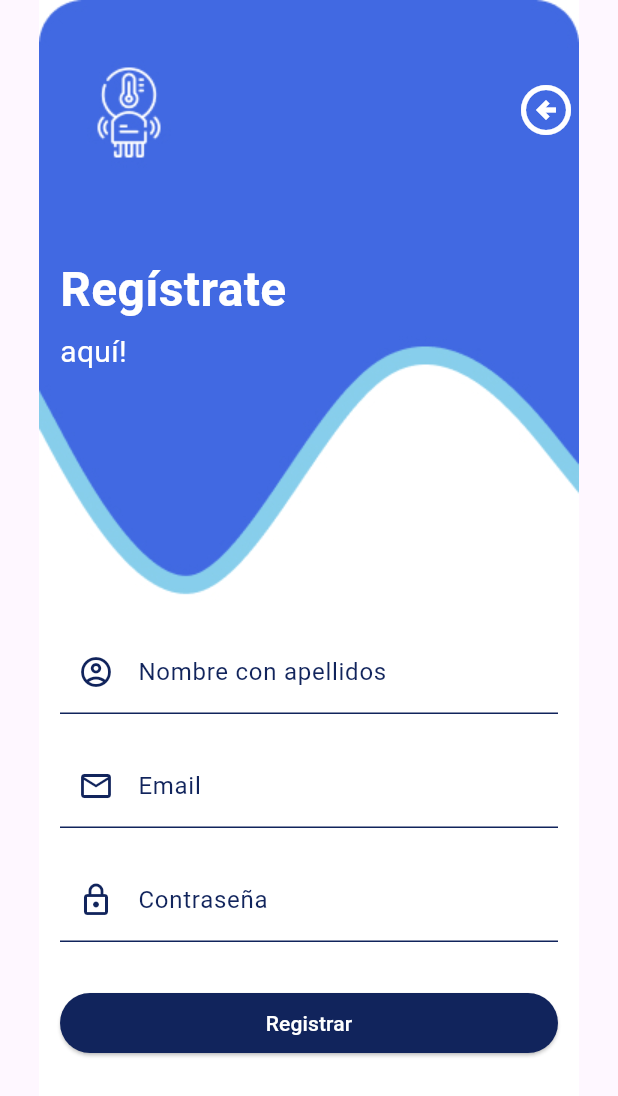
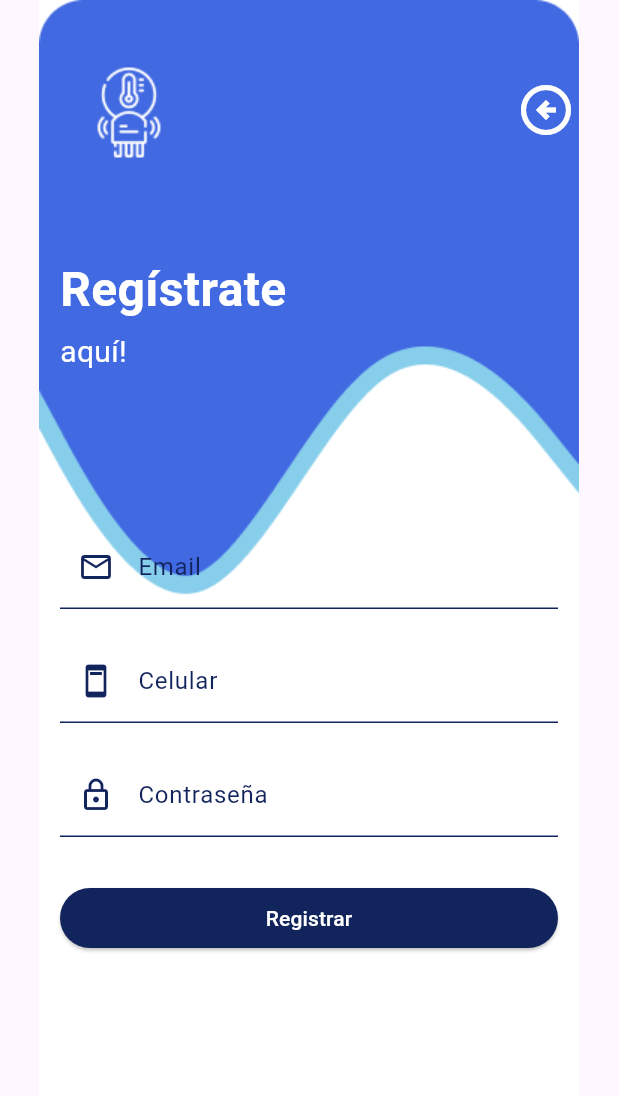
Before and after one commit to ESLEDA/flutterAppSp32, a Flutter app: the RegisterPage screen opened by its route, after a tap on "Registrar", on a phone screen of 412 x 824 dp. Shown: the top 1096 px of the screen. Run offline on Flutter 3.47's test engine with Material 3 defaults, Android fonts, the phone set to English and light mode, and no system bars; our stand-ins replace get; network calls fail.

```diff
--- /dev/null
+++ b/lib/pages/registroPage/data/datasource/registrar.dart
@@ -0,0 +1,39 @@
+import 'dart:convert';
+import 'package:flutter/material.dart';
+import 'package:http/http.dart' as http;
+
+void register({
+  required BuildContext context, // Añade el contexto como un argumento
+  required String email,
+  required String password,
+  required String phone_number,
+}) async {
+  String apiUrl = 'http://10.0.2.2:3005/api/user/create/';
+
+  Map<String, String> datos = {
+    'email': email,
+    'password': password,
+    'phone_number': phone_number,
+  };
+
+  try {
+    http.Response respuesta = await http.post(
+      Uri.parse(apiUrl),
+      body: jsonEncode(datos),
+      headers: {"Content-Type": "application/json"},
+    );
+
+    if (respuesta.statusCode == 200) {
+      print('Los datos se enviaron correctamente a la API');
+      print('Respuesta de la API: ${respuesta.body}');
+
+      // Redirige al usuario a la página de inicio de sesión
+      Navigator.pushNamed(context, '/'); // Asegúrate de que '/login' es la ruta correcta para la página de inicio de sesión
+    } else {
+      print('Error al enviar los datos a la API');
+      print('Código de estado: ${respuesta.statusCode}');
+    }
+  } catch (error) {
+    print('Error: $error');
+  }
+}
--- a/lib/pages/registroPage/register_page.dart
+++ b/lib/pages/registroPage/register_page.dart
@@ -1,11 +1,10 @@
 import 'package:flutter/material.dart';
+import 'package:flutter_application_1/pages/registroPage/data/datasource/registrar.dart';
 import 'package:flutter_application_1/pages/registroPage/register_controller.dart';
 import 'package:get/get.dart';
 
 class RegisterPage extends StatefulWidget {
-  const RegisterPage({super.key});
-
-
+  const RegisterPage({Key? key}) : super(key: key);
 
   @override
   State<RegisterPage> createState() => _RegisterPageState();
@@ -13,17 +12,27 @@ class RegisterPage extends StatefulWidget {
 
 class _RegisterPageState extends State<RegisterPage> {
   final RegisterController regCon = Get.put(RegisterController());
+  final TextEditingController nombreController = TextEditingController();
+  final TextEditingController emailController = TextEditingController();
+  final TextEditingController celularController = TextEditingController();
+  final TextEditingController contrasenaController = TextEditingController();
 
   @override
   Widget build(BuildContext context) {
-    return const Scaffold(
+    return Scaffold(
       body: Stack(
         children: [
           _ImageCover(),
           _Subtitulo('Regístrate', top: 170.0, left: 40.0, fontSize: 32.0, fontWeight: FontWeight.bold),
           _Subtitulo('aquí!', top: 220.0, left: 40.0, fontSize: 20.0, fontWeight: FontWeight.w400),
           _BtnParaRegresar(),
-          _BoxFormulario(top: 400.0), // Aquí ajustas la posición vertical
+          _BoxFormulario(
+            nombreController: nombreController,
+            emailController: emailController,
+            celularController: celularController,
+            contrasenaController: contrasenaController,
+            top: 330.0,
+          ),
         ],
       ),
     );
@@ -84,7 +93,6 @@ class _Subtitulo extends StatelessWidget {
   }
 }
 
-
 class _BtnParaRegresar extends StatelessWidget {
   const _BtnParaRegresar();
 
@@ -92,9 +100,7 @@ class _BtnParaRegresar extends StatelessWidget {
   Widget build(BuildContext context) {
     return Positioned(
       top: 45.0,
-      //left: 20.0,
       right: 20.0,
-
       child: IconButton(
         icon: const Icon(Icons.arrow_circle_left_outlined, color: Colors.white, ),
         onPressed: () => Get.find<RegisterController>().goToHomePage(),
@@ -104,11 +110,20 @@ class _BtnParaRegresar extends StatelessWidget {
   }
 }
 
-
 class _BoxFormulario extends StatelessWidget {
+  final TextEditingController nombreController;
+  final TextEditingController emailController;
+  final TextEditingController celularController;
+  final TextEditingController contrasenaController;
   final double top;
 
-  const _BoxFormulario({this.top = 250.0}); // Valor predeterminado en caso de que no se proporcione
+  const _BoxFormulario({
+    required this.nombreController,
+    required this.emailController,
+    required this.celularController,
+    required this.contrasenaController,
+    this.top = 250.0,
+  });
 
   @override
   Widget build(BuildContext context) {
@@ -125,21 +140,7 @@ class _BoxFormulario extends StatelessWidget {
             crossAxisAlignment: CrossAxisAlignment.stretch,
             children: <Widget>[
               TextField(
-                decoration: InputDecoration(
-                  labelText: 'Nombre con apellidos',
-                  prefixIcon: Icon(Icons.account_circle_outlined, color: customColor),
-                  labelStyle: TextStyle(color: customColor),
-                  focusedBorder: UnderlineInputBorder(
-                    borderSide: BorderSide(color: customColor),
-                  ),
-                  enabledBorder: UnderlineInputBorder(
-                    borderSide: BorderSide(color: customColor),
-                  ),
-                ),
-                keyboardType: TextInputType.name,
-              ),
-              const SizedBox(height: 20),
-              TextField(
+                controller: emailController,
                 decoration: InputDecoration(
                   labelText: 'Email',
                   prefixIcon: Icon(Icons.markunread_outlined, color: customColor),
@@ -155,6 +156,23 @@ class _BoxFormulario extends StatelessWidget {
               ),
               const SizedBox(height: 20),
               TextField(
+                controller: celularController,
+                decoration: InputDecoration(
+                  labelText: 'Celular',
+                  prefixIcon: Icon(Icons.ad_units, color: customColor),
+                  labelStyle: TextStyle(color: customColor),
+                  focusedBorder: UnderlineInputBorder(
+                    borderSide: BorderSide(color: customColor),
+                  ),
+                  enabledBorder: UnderlineInputBorder(
+                    borderSide: BorderSide(color: customColor),
+                  ),
+                ),
+                keyboardType: TextInputType.phone,
+              ),
+              const SizedBox(height: 20),
+              TextField(
+                controller: contrasenaController,
                 decoration: InputDecoration(
                   labelText: 'Contraseña',
                   prefixIcon: Icon(Icons.https_outlined, color: customColor),
@@ -170,16 +188,23 @@ class _BoxFormulario extends StatelessWidget {
               ),
               const SizedBox(height: 30),
               ElevatedButton(
-                onPressed: () => Get.find<RegisterController>().goToHomePage(),
+  onPressed: () {
+    register(
+      context: context, // Pasa el contexto a la función register
+      email: emailController.text,
+      password: contrasenaController.text,
+      phone_number: celularController.text,
+    );
+  },
   style: ElevatedButton.styleFrom(
     backgroundColor: customColor, // Cambia el color del botón
-
   ),
   child: const Text(
     'Registrar',
     style: TextStyle(color: Colors.white), // Cambia el color del texto a blanco
   ),
 ),
+
             ],
           ),
         ),
--- a/pubspec.yaml
+++ b/pubspec.yaml
@@ -38,10 +38,12 @@ dependencies:
   # Use with the CupertinoIcons class for iOS style icons.
   cupertino_icons: ^1.0.6
   get: ^4.6.6
+  http: ^1.2.1
 
 dev_dependencies:
   flutter_test:
     sdk: flutter
+
 
   # The "flutter_lints" package below contains a set of recommended lints to
   # encourage good coding practices. The lint set provided by the package is
```
Also changed, not shown: lib/pages/iniciarSesionPage/data/datasource/iniciar_sesion.dart (added, +46 -0 lines), lib/pages/iniciarSesionPage/iniciar_sesion_page.dart (+19 -14 lines), lib/pages/sp32Page/data/datasource/sp32.dart (added), pubspec.lock. Lines whose indentation alone changed are shown as unchanged.
